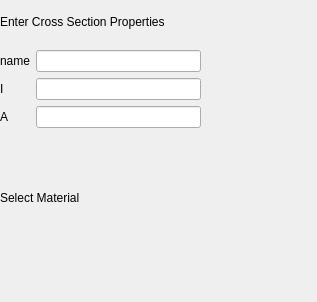
Before: the Qt Designer form generalCrossSectionLayout.ui in Haudkozaur/masterThesis, drawn with Qt 5.
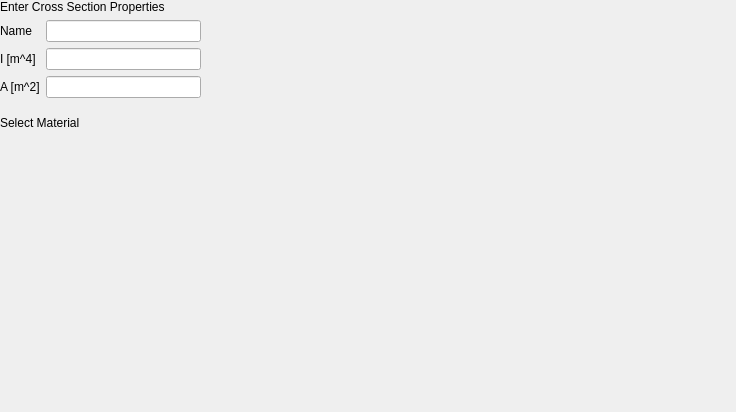
After: the same form once the commit is applied.

Diff of the .ui file:
```diff
--- a/generalCrossSectionLayout.ui
+++ b/generalCrossSectionLayout.ui
@@ -6,8 +6,8 @@
    <rect>
     <x>0</x>
     <y>0</y>
-    <width>317</width>
-    <height>302</height>
+    <width>736</width>
+    <height>412</height>
    </rect>
   </property>
   <property name="windowTitle">
@@ -19,7 +19,7 @@
      <x>0</x>
      <y>0</y>
      <width>201</width>
-     <height>261</height>
+     <height>141</height>
     </rect>
    </property>
    <layout class="QVBoxLayout" name="verticalLayout">
@@ -40,14 +40,14 @@
         <item row="0" column="0">
          <widget class="QLabel" name="label_3">
           <property name="text">
-           <string>name</string>
+           <string>Name</string>
           </property>
          </widget>
         </item>
         <item row="2" column="0">
          <widget class="QLabel" name="label_5">
           <property name="text">
-           <string>A</string>
+           <string>A [m^2]</string>
           </property>
          </widget>
         </item>
@@ -60,7 +60,7 @@
         <item row="1" column="0">
          <widget class="QLabel" name="label_4">
           <property name="text">
-           <string>I</string>
+           <string>I [m^4]</string>
           </property>
          </widget>
         </item>
```
